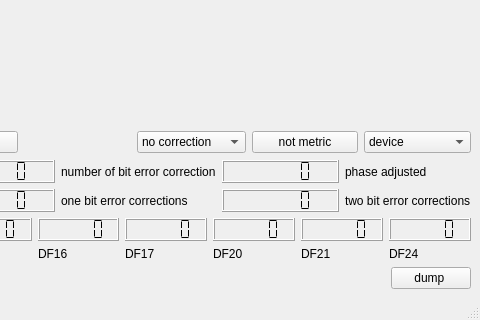
Qt form qt-1090.ui (JvanKatwijk/qt-1090) before a commit; both pictures show x 323 to 803 and y 91 to 411 of the 803 by 411 pixel window.
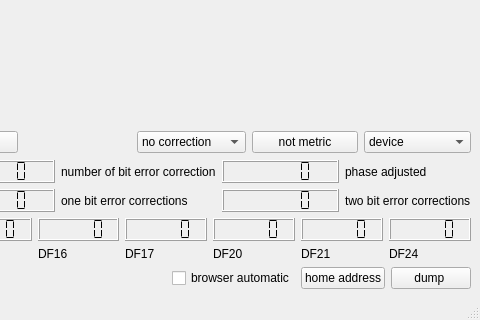
The same form after that commit. Custom widgets are drawn as their Qt base class.

Diff of the .ui file:
```diff
--- a/qt-1090.ui
+++ b/qt-1090.ui
@@ -392,6 +392,20 @@
         </property>
        </spacer>
       </item>
+      <item>
+       <widget class="QCheckBox" name="autoBrowserSelector">
+        <property name="text">
+         <string>browser automatic</string>
+        </property>
+       </widget>
+      </item>
+      <item>
+       <widget class="QPushButton" name="set_coordinatesButton">
+        <property name="text">
+         <string>home address</string>
+        </property>
+       </widget>
+      </item>
       <item>
        <widget class="QPushButton" name="dumpButton">
         <property name="toolTip">
```
